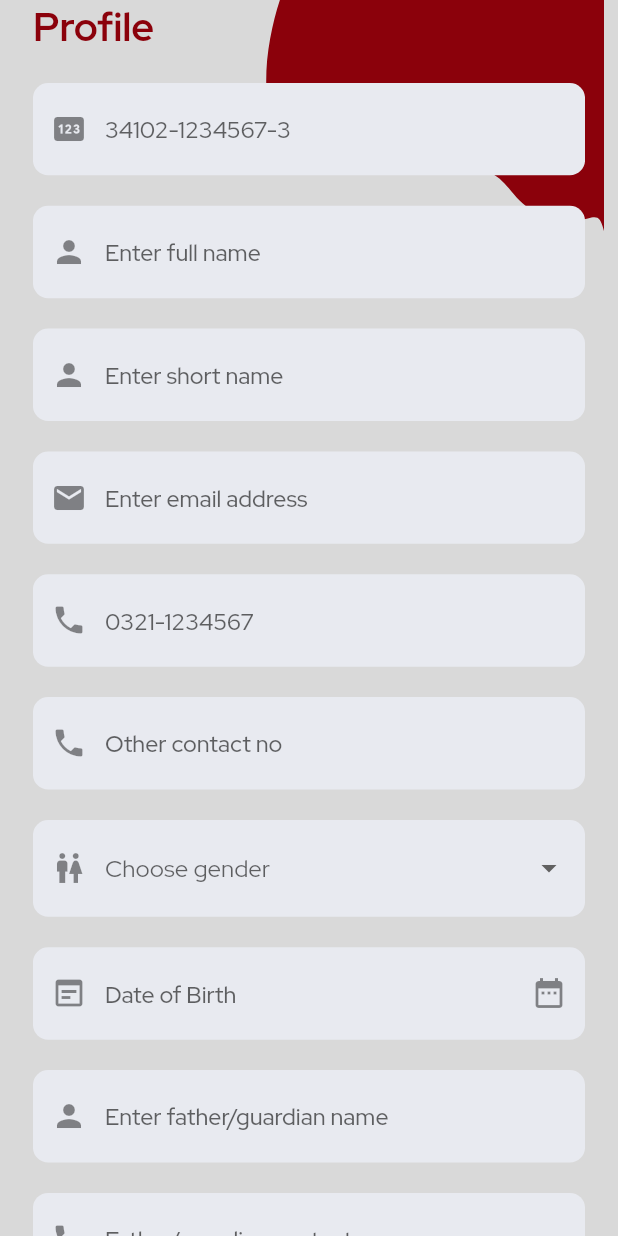
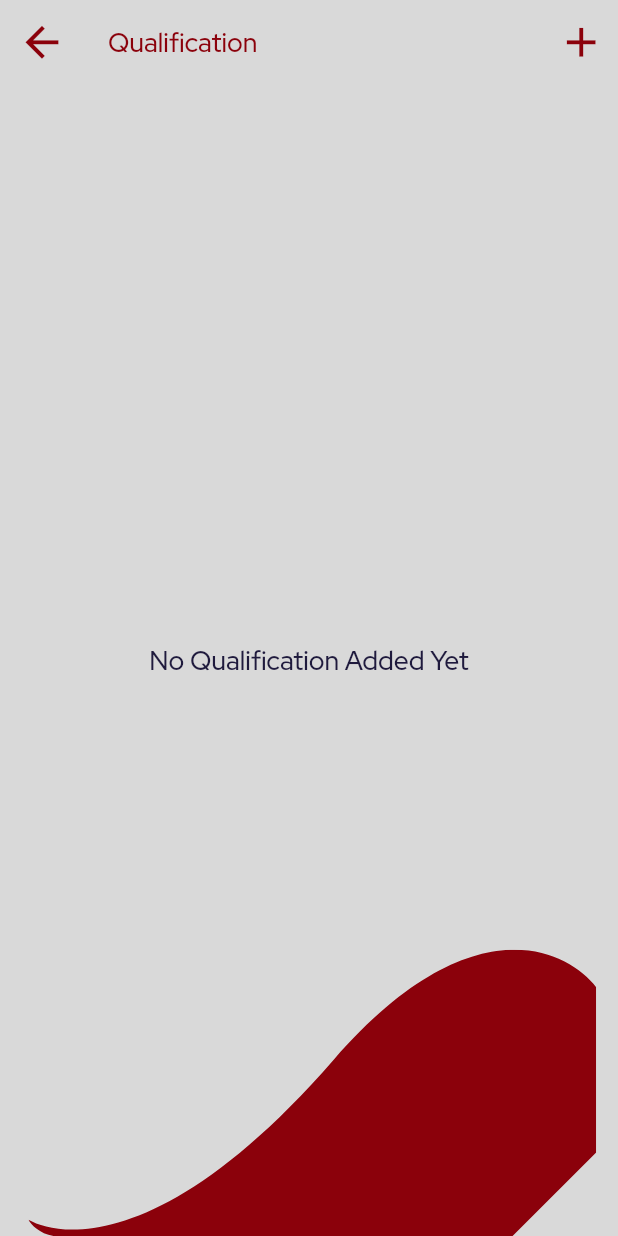
Before and after one commit to cwfaizan/nsdd, a Flutter app: the screen it shows after launch, on a phone screen of 412 x 824 dp. Run offline on Flutter 3.47's test engine with Material 2 defaults, Android fonts, the phone set to English and light mode, and no system bars; our stand-ins replace connectivity, dio, flutter_screenutil, flutter_svg, google_fonts, logger and 2 more.

Commit message:
qualification fixed

```diff
--- a/lib/main.dart
+++ b/lib/main.dart
@@ -35,7 +35,7 @@ class MyApp extends StatelessWidget {
           theme: themeDataLight,
           darkTheme: themeDataDark,
           // Routes config
-          initialRoute: RouteGenerator.editProfile,
+          initialRoute: RouteGenerator.qualification,
           onGenerateRoute: RouteGenerator.generateRoute,
         ),
       ),
--- /dev/null
+++ b/lib/models/qualification.dart
@@ -0,0 +1,3 @@
+class Qualification {
+
+}
--- a/lib/pages/edit_profile_page.dart
+++ b/lib/pages/edit_profile_page.dart
@@ -4,66 +4,13 @@ import 'package:flutter_svg/flutter_svg.dart';
 import 'package:nsdd/models/city.dart';
 import 'package:nsdd/models/country.dart';
 
+import '../providers/dummy_data.dart';
 import '../utils/constants.dart';
 import '../utils/file_path.dart';
 
 class EditProfilePage extends StatelessWidget {
   EditProfilePage({Key? key}) : super(key: key);
   final _globalKeyProfileForm = GlobalKey<FormState>();
-  List<DropdownMenuItem<String>> get genderDropdownItems {
-    return [
-      const DropdownMenuItem(value: 'Male', child: Text('Male')),
-      const DropdownMenuItem(value: 'Female', child: Text('Female')),
-      const DropdownMenuItem(value: 'Other', child: Text('Other')),
-    ];
-  }
-
-  List<DropdownMenuItem<String>> get fatherOccupationDropdownItems {
-    return [
-      const DropdownMenuItem(
-        value: 'Govt Servant/Retired',
-        child: Text('Govt Servant/Retired'),
-      ),
-      const DropdownMenuItem(
-        value: 'Pak Army Servant/Retired',
-        child: Text('Pak Army Servant/Retired'),
-      ),
-      const DropdownMenuItem(
-        value: 'Pak Air Force Servant/Retired',
-        child: Text('Pak Air Force Servant/Retired'),
-      ),
-      const DropdownMenuItem(
-        value: 'Pak Navy Servant/Retired',
-        child: Text('Pak Navy Servant/Retired'),
-      ),
-      const DropdownMenuItem(
-        value: 'Businessman',
-        child: Text('Businessman'),
-      ),
-      const DropdownMenuItem(
-        value: 'Other',
-        child: Text('Other'),
-      ),
-    ];
-  }
-
-  List<DropdownMenuItem<Country>> get countryDropdownItems {
-    return [
-      DropdownMenuItem(
-        value: Country(id: 1, code: '+92', name: 'Pakistan'),
-        child: const Text('Pakistan'),
-      ),
-    ];
-  }
-
-  List<DropdownMenuItem<City>> get cityDropdownItems {
-    return [
-      DropdownMenuItem(
-        value: City(id: 1, name: 'Islamabad'),
-        child: const Text('Islamabad'),
-      ),
-    ];
-  }
 
   @override
   Widget build(BuildContext context) {
--- a/lib/pages/home_page.dart
+++ b/lib/pages/home_page.dart
@@ -1,14 +1,13 @@
 import 'package:flutter/material.dart';
 import 'package:flutter_screenutil/flutter_screenutil.dart';
 import 'package:flutter_svg/flutter_svg.dart';
-import 'package:nsdd/models/program.dart';
 import 'package:nsdd/utils/constants.dart';
 import 'package:nsdd/widgets/app_drawer.dart';
 import 'package:nsdd/widgets/course_card.dart';
 import 'package:nsdd/widgets/program_card.dart';
 
 import '../utils/file_path.dart';
-import '../widgets/dummy_data.dart';
+import '../providers/dummy_data.dart';
 
 class HomePage extends StatelessWidget {
   HomePage({Key? key}) : super(key: key);
--- /dev/null
+++ b/lib/pages/qualification_page.dart
@@ -0,0 +1,70 @@
+import 'package:flutter/material.dart';
+import 'package:flutter_screenutil/flutter_screenutil.dart';
+import 'package:flutter_svg/flutter_svg.dart';
+import 'package:nsdd/utils/routes.dart';
+
+import '../providers/dummy_data.dart';
+import '../utils/file_path.dart';
+import '../widgets/qualification_card.dart';
+
+class QualificationPage extends StatelessWidget {
+  const QualificationPage({Key? key}) : super(key: key);
+
+  @override
+  Widget build(BuildContext context) {
+    return Scaffold(
+      appBar: AppBar(
+        backgroundColor: Colors.transparent,
+        leading: IconButton(
+          onPressed: () {},
+          icon: Icon(
+            Icons.arrow_back,
+            size: 30.w,
+            color: Theme.of(context).colorScheme.primary,
+          ),
+        ),
+        title: Text(
+          'Qualification',
+          style: TextStyle(color: Theme.of(context).colorScheme.primary),
+        ),
+        actions: [
+          IconButton(
+            onPressed: () => Navigator.of(context)
+                .pushNamed(RouteGenerator.editQualification),
+            icon: Icon(
+              Icons.add,
+              size: 30.w,
+              color: Theme.of(context).colorScheme.primary,
+            ),
+          ),
+        ],
+      ),
+      body: Stack(
+        children: [
+          Positioned(
+            bottom: 0,
+            right: 0,
+            child: SvgPicture.asset(
+              FilePath.bottomRightCornerBg(context),
+              height: 188.h,
+              width: 371.w,
+            ),
+          ),
+          qualifications.isEmpty
+              ? Center(
+                  child: Text(
+                    'No Qualification Added Yet',
+                    style: Theme.of(context).textTheme.headline6,
+                  ),
+                )
+              : ListView.builder(
+                  itemCount: qualifications.length,
+                  itemBuilder: (context, index) => QualificationCard(
+                    qualification: qualifications[index],
+                  ),
+                ),
+        ],
+      ),
+    );
+  }
+}
--- a/lib/utils/file_path.dart
+++ b/lib/utils/file_path.dart
@@ -7,6 +7,12 @@ class FilePath {
         : 'assets/svgs/top_right_corner_dark_bg.svg';
   }
 
+  static String bottomRightCornerBg(BuildContext context) {
+    return Theme.of(context).brightness == Brightness.light
+        ? 'assets/svgs/bottom_right_corner_light_bg.svg'
+        : 'assets/svgs/bottom_right_corner_dark_bg.svg';
+  }
+
   static String homeTopBg(BuildContext context) {
     return Theme.of(context).brightness == Brightness.light
         ? 'assets/svgs/home_top_light_bg.svg'
--- a/lib/utils/routes.dart
+++ b/lib/utils/routes.dart
@@ -1,10 +1,12 @@
 import 'package:flutter/material.dart';
 import 'package:nsdd/pages/change_password_page.dart';
+import 'package:nsdd/pages/edit_qualification_page.dart';
 import 'package:nsdd/pages/forget_password_page.dart';
 import 'package:nsdd/pages/home_page.dart';
 import 'package:nsdd/pages/login_page.dart';
 import 'package:nsdd/pages/otp_page.dart';
 import 'package:nsdd/pages/profile_page.dart';
+import 'package:nsdd/pages/qualification_page.dart';
 import 'package:nsdd/pages/signup_page.dart';
 
 import '../errors/exceptions.dart';
@@ -20,6 +22,8 @@ class RouteGenerator {
   static const String changePassword = 'changePassword';
   static const String editProfile = 'editProfile';
   static const String profile = 'profile';
+  static const String qualification = 'qualification';
+  static const String editQualification = 'editQualification';
 
   RouteGenerator._();
 
@@ -41,6 +45,10 @@ class RouteGenerator {
         return MaterialPageRoute(builder: (_) => EditProfilePage());
       case profile:
         return MaterialPageRoute(builder: (_) => const ProfilePage());
+      case qualification:
+        return MaterialPageRoute(builder: (_) => const QualificationPage());
+      case editQualification:
+        return MaterialPageRoute(builder: (_) => EditQualificationPage());
       default:
         throw RouteException('Route not found');
     }
--- /dev/null
+++ b/lib/widgets/qualification_card.dart
@@ -0,0 +1,13 @@
+import 'package:flutter/material.dart';
+
+import '../models/qualification.dart';
+
+class QualificationCard extends StatelessWidget {
+  final Qualification qualification;
+  const QualificationCard({Key? key, required this.qualification}) : super(key: key);
+
+  @override
+  Widget build(BuildContext context) {
+    return Card();
+  }
+}
```
Also changed, not shown: lib/models/qualification_level.dart (added, +9 -0 lines), lib/models/university.dart (added, +9 -0 lines), lib/pages/edit_qualification_page.dart (added, +130 -0 lines), lib/pages/profile_page.dart (+0 -48 lines), lib/providers/dummy_data.dart (added, +115 -0 lines), lib/widgets/dummy_data.dart (deleted, +0 -44 lines), assets/svgs/bottom_right_corner_dark_bg.svg (added), assets/svgs/bottom_right_corner_light_bg.svg (added).
